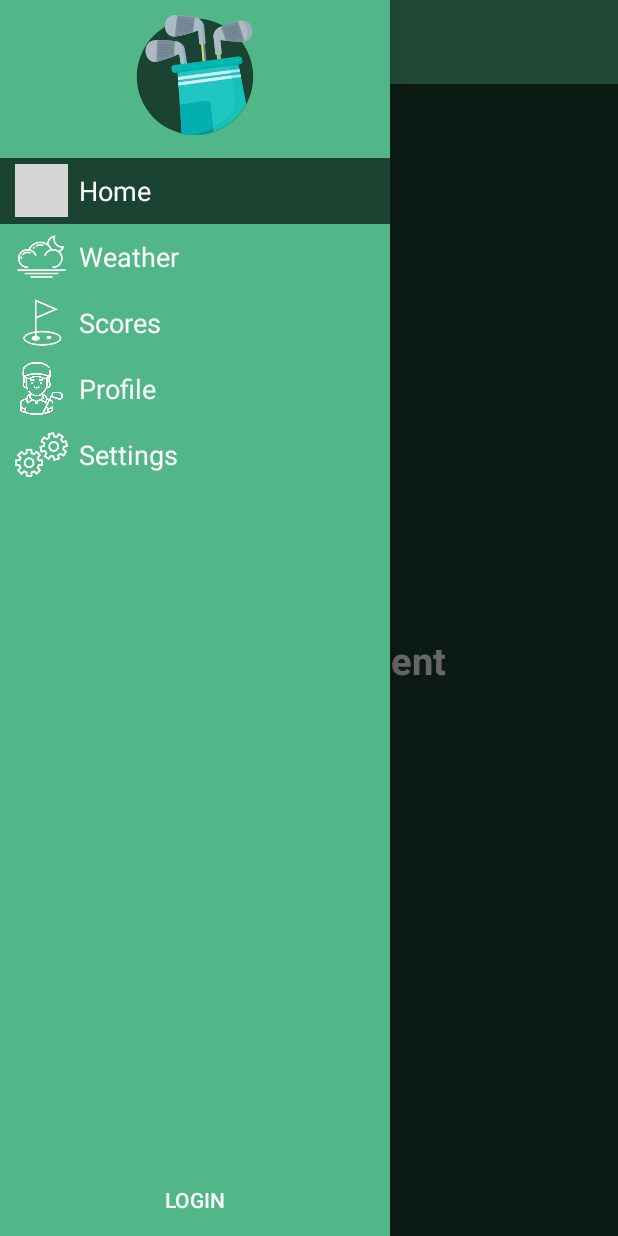
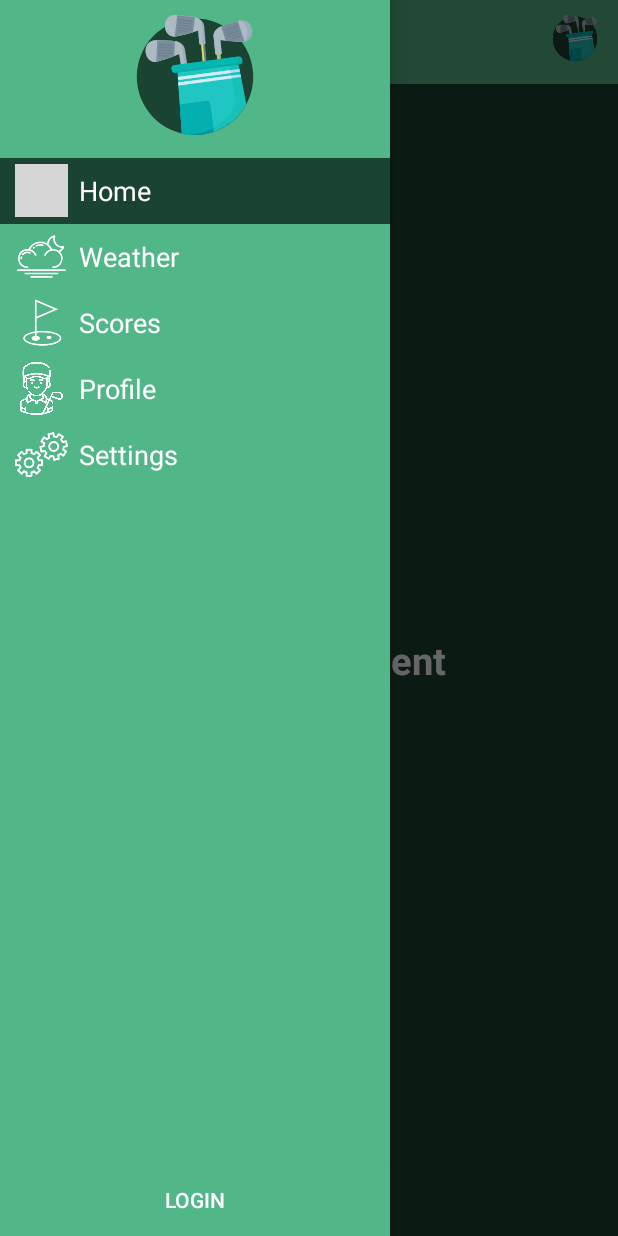
Before and after one commit to stevenJoyce/4thYearGroupProject, an Android app: the MainActivity screen opened directly, with no data from a screen before it, with the side drawer open, on a phone screen of 412 x 824 dp. Run offline under Robolectric (Android 15) with nearby library versions, the phone set to English and light mode, and no system bars; libraries missing offline, so code that uses them is left out: io.realm, io.realm.mongodb, org.bson; Roboto replaces fonts that are not available here; 2 statements that could not run were skipped; grey boxes are pictures that could not be loaded.

Commit message:
toolbar icon added

```diff
--- a/app/src/main/res/layout/activity_main.xml
+++ b/app/src/main/res/layout/activity_main.xml
@@ -46,6 +46,19 @@
                         android:singleLine="true"
                         android:textColor="#ff4500"
                         android:textSize="30sp" />
+
+                <ImageView
+                        android:id="@+id/toolbar_icon_img"
+                        android:layout_width="match_parent"
+                        android:layout_height="match_parent"
+                        android:layout_marginStart="3dp"
+                        android:layout_marginLeft="3dp"
+                        android:layout_marginEnd="3dp"
+                        android:layout_marginRight="3dp"
+                        android:layout_marginBottom="5dp"
+                        android:padding="10dp"
+                        android:scaleType="fitEnd"
+                        tools:ignore="ContentDescription" app:srcCompat="@drawable/ic_golfbag"/>
 
             </androidx.appcompat.widget.Toolbar>
 
```
